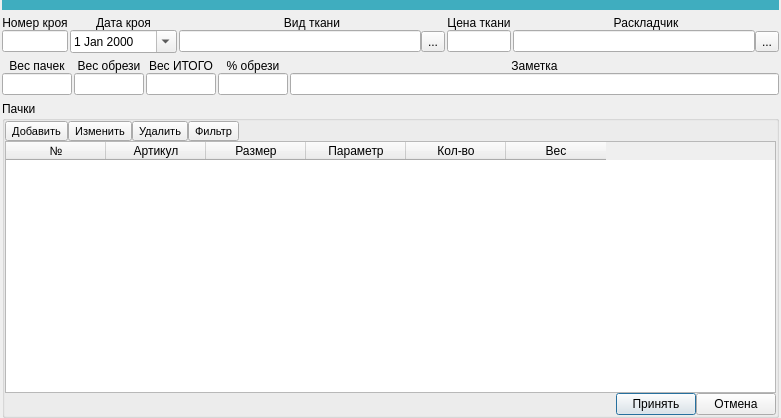
Meller008/CRM-Avi, file ui/cut_brows.ui: the form before one commit.
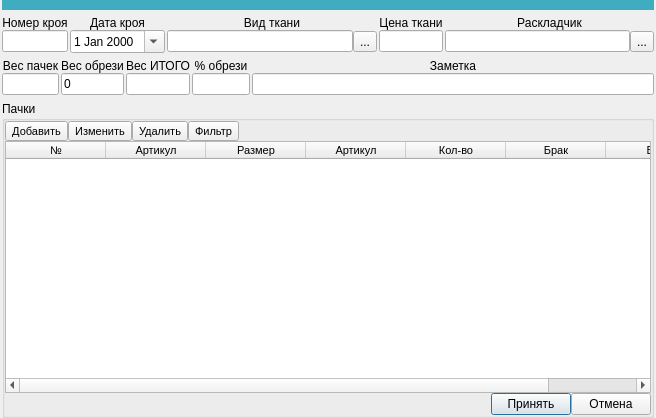
The form after the commit.

Diff of the .ui file:
```diff
--- a/ui/cut_brows.ui
+++ b/ui/cut_brows.ui
@@ -6,7 +6,7 @@
    <rect>
     <x>0</x>
     <y>0</y>
-    <width>781</width>
+    <width>656</width>
     <height>418</height>
    </rect>
   </property>
@@ -151,7 +151,11 @@
         </widget>
        </item>
        <item row="1" column="1">
-        <widget class="QLineEdit" name="le_width_rest_cut"/>
+        <widget class="QLineEdit" name="le_weight_rest_cut">
+         <property name="text">
+          <string>0</string>
+         </property>
+        </widget>
        </item>
        <item row="1" column="3">
         <widget class="QLineEdit" name="le_rest_cut">
@@ -298,40 +302,6 @@
         </item>
        </layout>
       </item>
-      <item row="1" column="0">
-       <widget class="QTableWidget" name="tableWidget">
-        <column>
-         <property name="text">
-          <string>№</string>
-         </property>
-        </column>
-        <column>
-         <property name="text">
-          <string>Артикул</string>
-         </property>
-        </column>
-        <column>
-         <property name="text">
-          <string>Размер</string>
-         </property>
-        </column>
-        <column>
-         <property name="text">
-          <string>Параметр</string>
-         </property>
-        </column>
-        <column>
-         <property name="text">
-          <string>Кол-во</string>
-         </property>
-        </column>
-        <column>
-         <property name="text">
-          <string>Вес</string>
-         </property>
-        </column>
-       </widget>
-      </item>
       <item row="2" column="0">
        <layout class="QHBoxLayout" name="horizontalLayout_4">
         <item>
@@ -363,6 +333,72 @@
         </item>
        </layout>
       </item>
+      <item row="1" column="0">
+       <widget class="QTableWidget" name="tw_pack">
+        <property name="font">
+         <font>
+          <family>Tahoma</family>
+          <pointsize>8</pointsize>
+         </font>
+        </property>
+        <property name="editTriggers">
+         <set>QAbstractItemView::NoEditTriggers</set>
+        </property>
+        <property name="alternatingRowColors">
+         <bool>false</bool>
+        </property>
+        <property name="selectionMode">
+         <enum>QAbstractItemView::ExtendedSelection</enum>
+        </property>
+        <property name="selectionBehavior">
+         <enum>QAbstractItemView::SelectRows</enum>
+        </property>
+        <attribute name="verticalHeaderVisible">
+         <bool>false</bool>
+        </attribute>
+        <attribute name="verticalHeaderDefaultSectionSize">
+         <number>20</number>
+        </attribute>
+        <attribute name="verticalHeaderMinimumSectionSize">
+         <number>18</number>
+        </attribute>
+        <column>
+         <property name="text">
+          <string>№</string>
+         </property>
+        </column>
+        <column>
+         <property name="text">
+          <string>Артикул</string>
+         </property>
+        </column>
+        <column>
+         <property name="text">
+          <string>Размер</string>
+         </property>
+        </column>
+        <column>
+         <property name="text">
+          <string>Артикул</string>
+         </property>
+        </column>
+        <column>
+         <property name="text">
+          <string>Кол-во</string>
+         </property>
+        </column>
+        <column>
+         <property name="text">
+          <string>Брак</string>
+         </property>
+        </column>
+        <column>
+         <property name="text">
+          <string>Вес</string>
+         </property>
+        </column>
+       </widget>
+      </item>
      </layout>
     </widget>
    </item>
```
Left out of the diff: 127 changed lines with no effect on the pictures.
